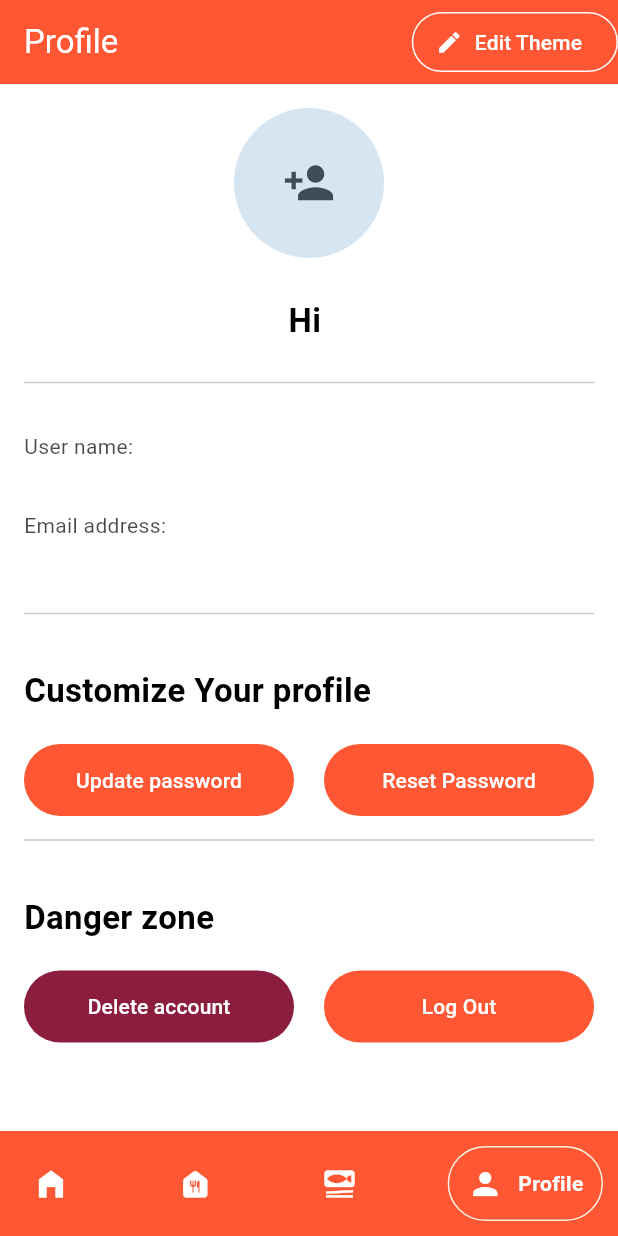
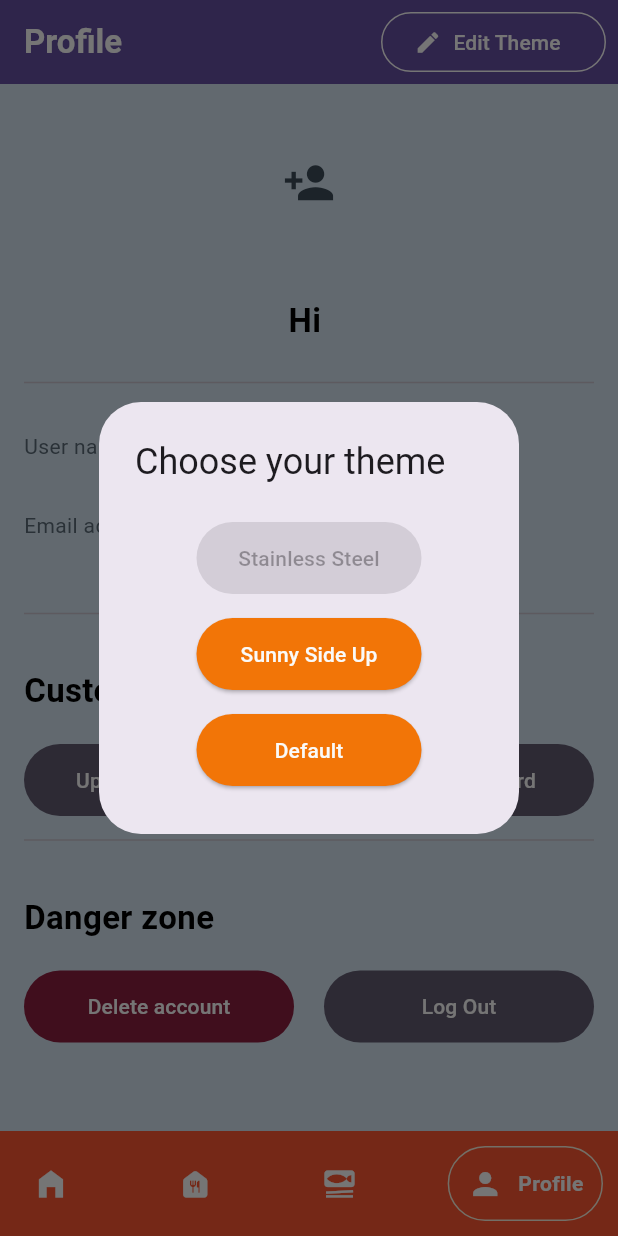
Before and after one commit to VladConstantinescu02/Diploma_Project, a Flutter app: the ProfileScreen screen opened by its route, after a tap on "Edit Theme", on a phone screen of 412 x 824 dp. Run offline on Flutter 3.47's test engine with Material 3 defaults, Android fonts, the phone set to English and light mode, and no system bars; drawn by our look-alikes of google_nav_bar; our stand-ins replace cloud_firestore, firebase_auth, firebase_core, firebase_storage, flutter_riverpod, flutter_slidable and 3 more; accounts and stored records are empty; network calls fail.

Commit message:
Partial theme changes

```diff
--- a/lib/features/profile/screens/profile_screen.dart
+++ b/lib/features/profile/screens/profile_screen.dart
@@ -1,5 +1,6 @@
 import 'package:diploma_prj/features/profile/services/delete_user_service.dart';
 import 'package:diploma_prj/features/profile/widgets/info_display_widget.dart';
+import 'package:diploma_prj/features/profile/widgets/theme_change_widget.dart';
 import 'package:diploma_prj/shared/widgets/alert_dialog_box.dart';
 import 'package:diploma_prj/shared/widgets/three_textbox_dialog_box.dart';
 import 'package:diploma_prj/shared/widgets/two_textbox_dialog_box.dart';
@@ -17,33 +18,47 @@ import '../../../shared/widgets/profile_picture.dart';
 class ProfileScreen extends ConsumerWidget {
   const ProfileScreen({super.key});
 
-  get pickProfileImage => null;
-
   @override
   Widget build(BuildContext context, WidgetRef ref) {
     final authService = ref.watch(authServiceProvider);
     final username = authService.username ?? 'there!';
     final email = authService.email ?? 'you@mail.com';
 
+    // Get theme-based colors:
+    final theme = Theme.of(context);
+    final primaryColor = theme.colorScheme.primary;
+    final backgroundColor = theme.scaffoldBackgroundColor;
+    final buttonColor = theme.colorScheme.secondary;
+    final dialogBackgroundColor = backgroundColor;
+    const dangerColor = Color(0xFF8B1E3F);
+
     return Scaffold(
-      backgroundColor: Colors.white,
+      backgroundColor: backgroundColor,
       appBar: AppBar(
         centerTitle: false,
         elevation: 0,
-        backgroundColor: const Color(0xFFFF5733),
+        backgroundColor: primaryColor,
         foregroundColor: Colors.white,
         title: const Text("Profile"),
         actions: <Widget>[
-          ElevatedButton.icon(
+          Padding(
+            padding: const EdgeInsets.all(8.0),
+            child: ElevatedButton.icon(
               style: ElevatedButton.styleFrom(
                 elevation: 0,
-              backgroundColor: const Color(0xFFFF5733),
+                backgroundColor: primaryColor,
                 foregroundColor: Colors.white,
                 side: const BorderSide(width: 1, color: Colors.white),
               ),
-            onPressed: () {},
+              onPressed: () {
+                showDialog(
+                  context: context,
+                  builder: (context) => const ThemeSwitcher(),
+                );
+              },
               icon: const Icon(Icons.edit),
               label: const Text("Edit Theme"),
+            ),
           )
         ],
       ),
@@ -60,7 +75,7 @@ class ProfileScreen extends ConsumerWidget {
               child: Align(
                 alignment: Alignment.center,
                 child: Row(
-                  mainAxisSize: MainAxisSize.min, // Keep it compact
+                  mainAxisSize: MainAxisSize.min,
                   children: [
                     const Text(
                       'Hi ',
@@ -72,7 +87,6 @@ class ProfileScreen extends ConsumerWidget {
                     ),
                     Text(
                       username,
-                      // Replace with actual username variable if needed
                       style: const TextStyle(
                         fontSize: 22,
                         fontWeight: FontWeight.w600,
@@ -83,11 +97,11 @@ class ProfileScreen extends ConsumerWidget {
                 ),
               ),
             ),
-            const Divider(height: 16.0 * 2),
+            const Divider(height: 32),
             MyInfo(infoText: username, titleText: 'User name:'),
             MyInfo(infoText: email, titleText: 'Email address:'),
             const SizedBox(height: 16.0),
-            const Divider(height: 16.0 * 2),
+            const Divider(height: 32),
             const Align(
               alignment: Alignment.centerLeft,
               child: Padding(
@@ -109,7 +123,7 @@ class ProfileScreen extends ConsumerWidget {
                   child: ElevatedButton(
                     style: ElevatedButton.styleFrom(
                       elevation: 0,
-                      backgroundColor: const Color(0xFFFF5733),
+                      backgroundColor: buttonColor,
                       foregroundColor: Colors.white,
                       minimumSize: const Size(double.infinity, 48),
                       shape: const StadiumBorder(),
@@ -125,37 +139,30 @@ class ProfileScreen extends ConsumerWidget {
                           icon1: Icons.email_outlined,
                           icon2: Icons.password_outlined,
                           icon3: Icons.edit,
-                          buttonColor: const Color(0xFFF27507),
-                          buttonTextColor: const Color(0xFFFAFAF9),
+                          buttonColor: buttonColor,
+                          buttonTextColor: Colors.white,
                           buttonText: 'Confirm',
-                          dialogBackgroundColor: const Color(0xFFFAFAF9),
-                          onSubmit:
-                              (currentPassword, newPassword, email) async {
+                          dialogBackgroundColor: dialogBackgroundColor,
+                          onSubmit: (currentPassword, newPassword, email) async {
                             try {
-                              await authService
-                                  .resetPasswordFromCurrentPassword(
+                              await authService.resetPasswordFromCurrentPassword(
                                 currentPassword: currentPassword,
                                 newPassword: newPassword,
                                 email: email,
                               );
-
                               if (!context.mounted) return;
-
                               ScaffoldMessenger.of(context).showSnackBar(
                                 const SnackBar(
-                                  content:
-                                      Text("Password updated successfully!"),
+                                  content: Text("Password updated successfully!"),
                                   backgroundColor: Colors.green,
                                 ),
                               );
                             } on Exception catch (e) {
                               if (!context.mounted) return;
-
                               ScaffoldMessenger.of(context).showSnackBar(
                                 SnackBar(
-                                  content: Text(
-                                      "Failed to update password: ${e.toString()}"),
-                                  backgroundColor: const Color(0xFF8B1E3F),
+                                  content: Text("Failed to update password: ${e.toString()}"),
+                                  backgroundColor: dangerColor,
                                 ),
                               );
                             }
@@ -166,15 +173,13 @@ class ProfileScreen extends ConsumerWidget {
                     child: const Text("Update password"),
                   ),
                 ),
-                const Spacer(
-                  flex: 1,
-                ),
+                const Spacer(),
                 SizedBox(
                   width: 180,
                   child: ElevatedButton(
                     style: ElevatedButton.styleFrom(
                       elevation: 0,
-                      backgroundColor: const Color(0xFFFF5733),
+                      backgroundColor: buttonColor,
                       foregroundColor: Colors.white,
                       minimumSize: const Size(double.infinity, 48),
                       shape: const StadiumBorder(),
@@ -186,23 +191,20 @@ class ProfileScreen extends ConsumerWidget {
                           title: 'Reset your password!',
                           label: 'Email',
                           icon: Icons.emergency_rounded,
-                          buttonColor: const Color(0xFFF27507),
+                          buttonColor: buttonColor,
                           buttonText: 'Reset',
-                          buttonTextColor: const Color(0xFFFAFAF9),
-                          dialogBackgroundColor: const Color(0xFFFAFAF9),
+                          buttonTextColor: Colors.white,
+                          dialogBackgroundColor: dialogBackgroundColor,
                           onSubmit: (email) async {
                             try {
                               await authService.resetPassword(email: email);
                             } on FirebaseAuthException catch (e) {
-                              String errorMessage =
-                                  getFirebaseAuthErrorMessage(e);
-
+                              String errorMessage = getFirebaseAuthErrorMessage(e);
                               if (!context.mounted) return;
-
                               ScaffoldMessenger.of(context).showSnackBar(
                                 SnackBar(
                                     content: Text(errorMessage),
-                                    backgroundColor: const Color(0xFF8B1E3F)),
+                                    backgroundColor: dangerColor),
                               );
                             }
                           },
@@ -214,7 +216,7 @@ class ProfileScreen extends ConsumerWidget {
                 ),
               ],
             ),
-            const Divider(height: 16.0 * 2),
+            const Divider(height: 32),
             const Align(
               alignment: Alignment.centerLeft,
               child: Padding(
@@ -234,7 +236,7 @@ class ProfileScreen extends ConsumerWidget {
                   child: ElevatedButton(
                     style: ElevatedButton.styleFrom(
                       elevation: 0,
-                      backgroundColor: const Color(0xFF8B1E3F),
+                      backgroundColor: dangerColor,
                       foregroundColor: Colors.white,
                       minimumSize: const Size(double.infinity, 48),
                       shape: const StadiumBorder(),
@@ -248,33 +250,28 @@ class ProfileScreen extends ConsumerWidget {
                           label2: 'Enter your password',
                           icon1: Icons.email_outlined,
                           icon2: Icons.password_outlined,
-                          buttonColor: const Color(0xFF8B1E3F),
-                          buttonTextColor: const Color(0xFFFAFAF9),
+                          buttonColor: dangerColor,
+                          buttonTextColor: Colors.white,
                           buttonText: 'Goodbye!',
-                          dialogBackgroundColor: const Color(0xFFFAFAF9),
+                          dialogBackgroundColor: dialogBackgroundColor,
                           onSubmit: (email, password) async {
                             try {
-                              final deleteUserService =
-                                  ref.read(deleteUserServiceProvider);
-                              await deleteUserService.deleteAccount(
-                                  email: email, password: password);
+                              final deleteUserService = ref.read(deleteUserServiceProvider);
+                              await deleteUserService.deleteAccount(email: email, password: password);
                             } on FirebaseAuthException catch (e) {
                               if (!context.mounted) return;
-
-                              String errorMessage =
-                                  getFirebaseAuthErrorMessage(e);
+                              String errorMessage = getFirebaseAuthErrorMessage(e);
                               ScaffoldMessenger.of(context).showSnackBar(
                                 SnackBar(
                                   content: Text(errorMessage),
-                                    backgroundColor: const Color(0xFF8B1E3F)),
+                                  backgroundColor: dangerColor,
+                                ),
                               );
                             } catch (e) {
                               if (!context.mounted) return;
-
                               ScaffoldMessenger.of(context).showSnackBar(
                                 const SnackBar(
-                                  content:
-                                      Text("An unexpected error occurred."),
+                                  content: Text("An unexpected error occurred."),
                                   backgroundColor: Color(0xFF8B1E3F),
                                 ),
                               );
@@ -286,15 +283,13 @@ class ProfileScreen extends ConsumerWidget {
                     child: const Text("Delete account"),
                   ),
                 ),
-                const Spacer(
-                  flex: 1,
-                ),
+                const Spacer(),
                 SizedBox(
                   width: 180,
                   child: ElevatedButton(
                     style: ElevatedButton.styleFrom(
                       elevation: 0,
-                      backgroundColor: const Color(0xFFFF5733),
+                      backgroundColor: buttonColor,
                       foregroundColor: Colors.white,
                       minimumSize: const Size(double.infinity, 48),
                       shape: const StadiumBorder(),
@@ -307,15 +302,14 @@ class ProfileScreen extends ConsumerWidget {
                           content: 'Are you sure?',
                           confirmText: 'Yup!',
                           cancelText: 'Stay logged in',
-                          backgroundColor: const Color(0xFFFAFAF9),
-                          textButtonColorCancel: const Color(0xFFFAFAF9),
-                          buttonCancel: const Color(0xFFF27507),
-                          buttonConfirm: const Color(0xFF8B1E3F),
-                          textButtonColorConfirm: const Color(0xFFFAFAF9),
+                          backgroundColor: dialogBackgroundColor,
+                          textButtonColorCancel: Colors.white,
+                          buttonCancel: buttonColor,
+                          buttonConfirm: dangerColor,
+                          textButtonColorConfirm: Colors.white,
                           onConfirm: () async {
                             try {
                               await authService.signOut();
-
                               if (context.mounted) {
                                 context.go('/login');
                               }
--- /dev/null
+++ b/lib/features/profile/widgets/theme_change_widget.dart
@@ -0,0 +1,57 @@
+import 'package:flutter/material.dart';
+import 'package:flutter_riverpod/flutter_riverpod.dart';
+import '../../../shared/providers/theme_provider.dart';
+
+class ThemeSwitcher extends ConsumerWidget {
+  const ThemeSwitcher({super.key});
+
+  @override
+  Widget build(BuildContext context, WidgetRef ref) {
+    final currentTheme = ref.watch(themeProvider);
+
+    return AlertDialog(
+      title: const Text("Choose your theme"),
+      content: Column(
+        mainAxisSize: MainAxisSize.min,
+        children: [
+          Padding(
+            padding: const EdgeInsets.all(8.0),
+            child: ElevatedButton(
+              onPressed: currentTheme == AppTheme.stainlessSteel
+                  ? null // disable if current
+                  : () {
+                ref.read(themeProvider.notifier).state = AppTheme.stainlessSteel;
+                Navigator.of(context).pop();
+              },
+              child: const Text("Stainless Steel"),
+            ),
+          ),
+          Padding(
+            padding: const EdgeInsets.all(8.0),
+            child: ElevatedButton(
+              onPressed: currentTheme == AppTheme.sunnySideUp
+                  ? null
+                  : () {
+                ref.read(themeProvider.notifier).state = AppTheme.sunnySideUp;
+                Navigator.of(context).pop();
+              },
+              child: const Text("Sunny Side Up"),
+            ),
+          ),
+          Padding(
+            padding: const EdgeInsets.all(8.0),
+            child: ElevatedButton(
+              onPressed: currentTheme == AppTheme.defaultTheme
+                  ? null
+                  : () {
+                ref.read(themeProvider.notifier).state = AppTheme.defaultTheme;
+                Navigator.of(context).pop();
+              },
+              child: const Text("Default"),
+            ),
+          ),
+        ],
+      ),
+    );
+  }
+}
--- a/lib/main.dart
+++ b/lib/main.dart
@@ -1,3 +1,4 @@
+import 'package:diploma_prj/shared/providers/theme_provider.dart';
 import 'package:flutter/material.dart';
 import 'package:flutter_riverpod/flutter_riverpod.dart';
 import 'config/routing/router_configuration.dart';
@@ -20,11 +21,12 @@ class MyApp extends ConsumerWidget {
   @override
   Widget build(BuildContext context, WidgetRef ref) {
     final router = ref.watch(routerProvider);
+    final theme = ref.watch(appThemeDataProvider);
 
     return MaterialApp.router(
       routerConfig: router,
       title: 'App',
-      theme: ThemeData.light(), // or light
+      theme: theme,
     );
   }
 }
--- /dev/null
+++ b/lib/shared/providers/theme_provider.dart
@@ -0,0 +1,31 @@
+import 'package:diploma_prj/shared/themes/default_theme.dart';
+import 'package:flutter/material.dart';
+import 'package:flutter_riverpod/flutter_riverpod.dart';
+
+import '../themes/stainless_steel_theme.dart';
+import '../themes/sunny_side_up_theme.dart';
+
+enum AppTheme {
+  sunnySideUp,
+  stainlessSteel,
+  defaultTheme,
+}
+
+// First, import your previously defined themes
+// Assume you already have stainlessSteelTheme and sunnySideUpTheme defined as you wrote above
+
+// Provider for current selected theme
+final themeProvider = StateProvider<AppTheme>((ref) => AppTheme.stainlessSteel);
+
+// Provider that returns the active ThemeData based on AppTheme enum
+final appThemeDataProvider = Provider<ThemeData>((ref) {
+  final theme = ref.watch(themeProvider);
+  switch (theme) {
+    case AppTheme.stainlessSteel:
+      return stainlessSteelTheme;
+    case AppTheme.sunnySideUp:
+      return sunnySideUpTheme;
+    case AppTheme.defaultTheme:
+      return defaultTheme;
+  }
+});
--- /dev/null
+++ b/lib/shared/themes/default_theme.dart
@@ -0,0 +1,44 @@
+import 'package:flutter/material.dart';
+
+// ------------------- Stainless Steel Grayscale Theme -------------------
+
+final ThemeData defaultTheme = ThemeData(
+  brightness: Brightness.light,
+  primaryColor: const Color(0xFF666666), // medium gray
+  scaffoldBackgroundColor: const Color(0xFFF1F1F1), // light gray
+  appBarTheme: const AppBarTheme(
+    backgroundColor: Color(0xFF333333), // dark gray
+    foregroundColor: Color(0xFFF9F9F9), // soft white
+    elevation: 0,
+  ),
+  textTheme: const TextTheme(
+    bodyLarge: TextStyle(color: Color(0xFF333333)),
+    bodyMedium: TextStyle(color: Color(0xFF333333)),
+    titleLarge: TextStyle(
+      color: Color(0xFF333333),
+      fontWeight: FontWeight.bold,
+      fontSize: 22,
+    ),
+  ),
+  elevatedButtonTheme: ElevatedButtonThemeData(
+    style: ElevatedButton.styleFrom(
+      backgroundColor: const Color(0xFF444444), // button dark gray
+      foregroundColor: const Color(0xFFF9F9F9), // button text soft white
+      shape: const StadiumBorder(),
+      fixedSize: const Size(150, 48), // <-- fixedSize applied to preserve StadiumBorder
+    ),
+  ),
+  inputDecorationTheme: InputDecorationTheme(
+    filled: true,
+    fillColor: const Color(0xFFF9F9F9), // soft white input background
+    focusedBorder: OutlineInputBorder(
+      borderSide: const BorderSide(color: Color(0xFF666666), width: 2.0), // focused border medium gray
+      borderRadius: BorderRadius.circular(48.0), // preserved border radius
+    ),
+    border: OutlineInputBorder(
+      borderSide: const BorderSide(color: Color(0xFF333333), width: 2.0), // default border dark gray
+      borderRadius: BorderRadius.circular(48.0), // preserved border radius
+    ),
+    labelStyle: const TextStyle(color: Color(0xFF333333)),
+  ),
+);
```
Also changed, not shown: lib/shared/themes/stainless_steel_theme.dart (added, +44 -0 lines), lib/shared/themes/sunny_side_up_theme.dart (added, +44 -0 lines). Lines whose indentation alone changed are shown as unchanged.
